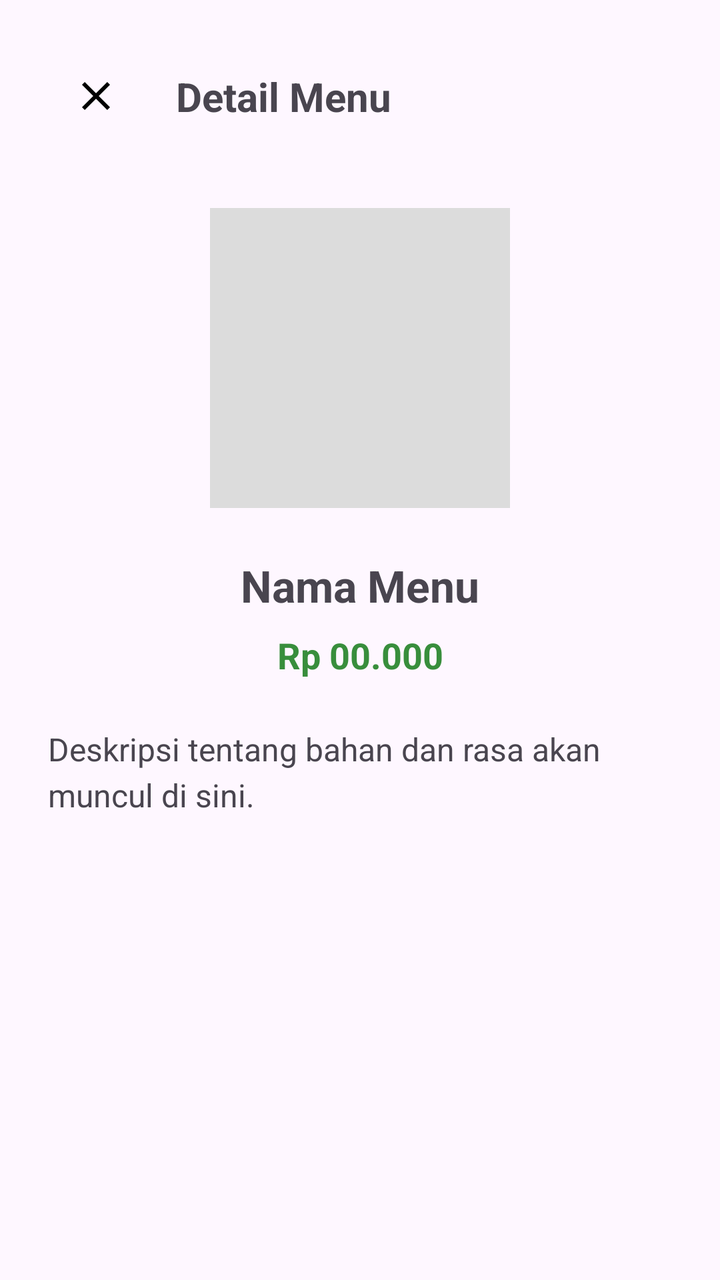
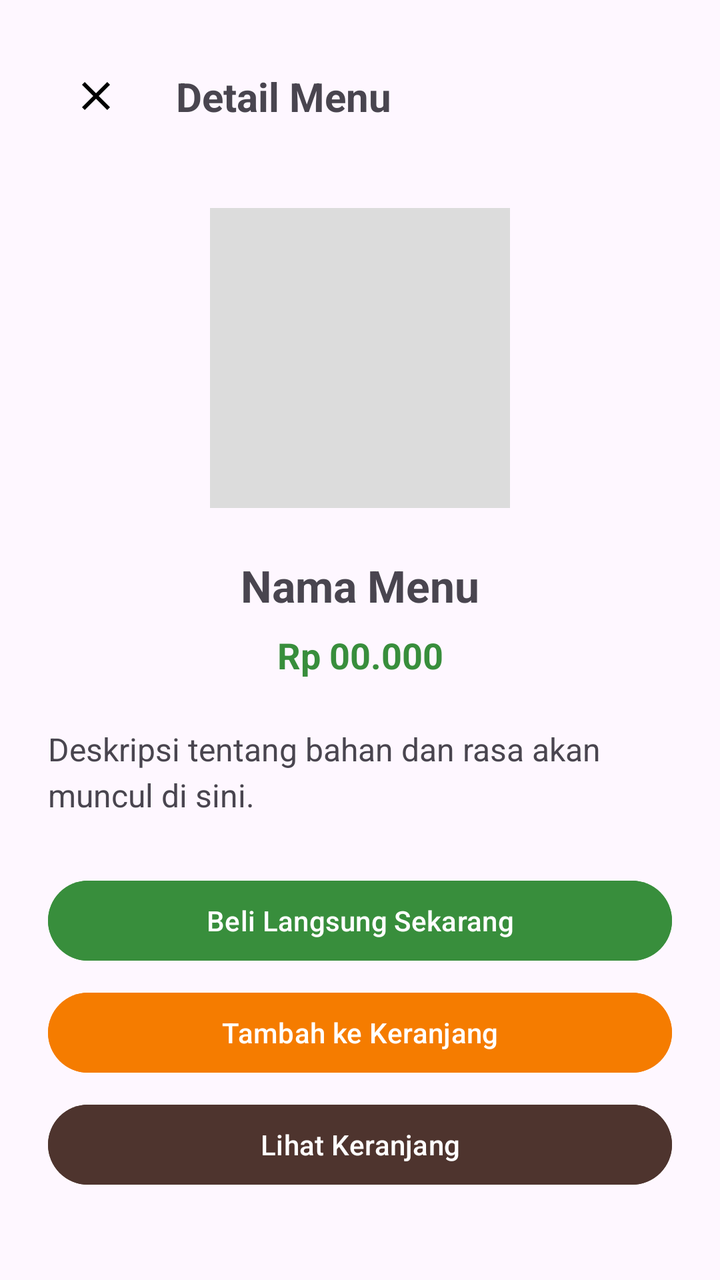

The first picture is an Android layout as it rendered before a commit; the second is the same layout after the commit. The layout source and the unified diff follow.
<!-- AndroidManifest.xml: application theme Theme.MartabakDanTerangBulan -->
<!-- res/layout/activity_info.xml -->
<?xml version="1.0" encoding="utf-8"?>
<androidx.constraintlayout.widget.ConstraintLayout
    xmlns:android="http://schemas.android.com/apk/res/android"
    xmlns:app="http://schemas.android.com/apk/res-auto"
    android:layout_width="match_parent"
    android:layout_height="match_parent"
    android:padding="24dp">

    <ImageButton
        android:id="@+id/btnBackInfo"
        android:layout_width="48dp"
        android:layout_height="48dp"
        android:src="@drawable/ic_back_arrow"
        android:background="?attr/selectableItemBackgroundBorderless"
        app:tint="#000000"
        app:layout_constraintTop_toTopOf="parent"
        app:layout_constraintStart_toStartOf="parent" />

    <TextView
        android:id="@+id/tvInfoLabel"
        android:layout_width="wrap_content"
        android:layout_height="wrap_content"
        android:text="Detail Menu"
        android:textSize="20sp"
        android:textStyle="bold"
        android:layout_marginStart="16dp"
        app:layout_constraintTop_toTopOf="@id/btnBackInfo"
        app:layout_constraintBottom_toBottomOf="@id/btnBackInfo"
        app:layout_constraintStart_toEndOf="@id/btnBackInfo" />

    <ImageView
        android:id="@+id/ivInfoGambar"
        android:layout_width="150dp"
        android:layout_height="150dp"
        android:layout_marginTop="32dp"
        android:background="#DCDCDC"
        app:layout_constraintTop_toBottomOf="@id/btnBackInfo"
        app:layout_constraintStart_toStartOf="parent"
        app:layout_constraintEnd_toEndOf="parent" />

    <TextView
        android:id="@+id/tvInfoNamaMenu"
        android:layout_width="match_parent"
        android:layout_height="wrap_content"
        android:text="Nama Menu"
        android:textSize="22sp"
        android:textStyle="bold"
        android:textAlignment="center"
        android:layout_marginTop="24dp"
        app:layout_constraintTop_toBottomOf="@id/ivInfoGambar" />

    <TextView
        android:id="@+id/tvInfoHargaMenu"
        android:layout_width="match_parent"
        android:layout_height="wrap_content"
        android:text="Rp 00.000"
        android:textSize="18sp"
        android:textColor="#388E3C"
        android:textStyle="bold"
        android:textAlignment="center"
        android:layout_marginTop="8dp"
        app:layout_constraintTop_toBottomOf="@id/tvInfoNamaMenu" />

    <TextView
        android:id="@+id/tvInfoDeskripsi"
        android:layout_width="match_parent"
        android:layout_height="wrap_content"
        android:text="Deskripsi tentang bahan dan rasa akan muncul di sini."
        android:textSize="16sp"
        android:layout_marginTop="24dp"
        android:lineSpacingExtra="4dp"
        app:layout_constraintTop_toBottomOf="@id/tvInfoHargaMenu" />

</androidx.constraintlayout.widget.ConstraintLayout>
<!-- resources referenced by this layout -->
<resources>
  <!-- drawable ic_back_arrow (drawable) -->
  <?xml version="1.0" encoding="utf-8"?>
  <vector xmlns:android="http://schemas.android.com/apk/res/android"
      android:width="24dp"
      android:height="24dp"
      android:viewportWidth="24"
      android:viewportHeight="24"
      android:tint="#000000">
      <path
          android:fillColor="@android:color/white"
          android:pathData="M19,6.41L17.59,5 12,10.59 6.41,5 5,6.41 10.59,12 5,17.59 6.41,19 12,13.41 17.59,19 19,17.59 13.41,12z" />
  </vector>
  <style name="Theme.MartabakDanTerangBulan" parent="Base.Theme.MartabakDanTerangBulan" />
  <style name="Base.Theme.MartabakDanTerangBulan" parent="Theme.Material3.DayNight.NoActionBar">
          
          
      </style>
</resources>

<!-- the commit's change to res/layout/activity_info.xml (unified diff, before → after) -->
@@ -71,4 +71,40 @@
         android:lineSpacingExtra="4dp"
         app:layout_constraintTop_toBottomOf="@id/tvInfoHargaMenu" />
 
+    <LinearLayout
+        android:layout_width="match_parent"
+        android:layout_height="wrap_content"
+        android:orientation="vertical"
+        android:layout_marginTop="32dp"
+        android:layout_marginBottom="24dp"
+        app:layout_constraintTop_toBottomOf="@id/tvInfoDeskripsi"
+        app:layout_constraintBottom_toBottomOf="parent">
+
+        <Button
+            android:id="@+id/btnBeliLangsung"
+            android:layout_width="match_parent"
+            android:layout_height="wrap_content"
+            android:text="Beli Langsung Sekarang"
+            android:backgroundTint="#388E3C"
+            android:textColor="@color/white"
+            android:layout_marginBottom="8dp"/>
+
+        <Button
+            android:id="@+id/btnTambahKeranjang"
+            android:layout_width="match_parent"
+            android:layout_height="wrap_content"
+            android:text="Tambah ke Keranjang"
+            android:backgroundTint="@color/orange_primary"
+            android:textColor="@color/white"
+            android:layout_marginBottom="8dp"/>
+
+        <Button
+            android:id="@+id/btnLihatKeranjang"
+            android:layout_width="match_parent"
+            android:layout_height="wrap_content"
+            android:text="Lihat Keranjang"
+            android:backgroundTint="#4E342E"
+            android:textColor="@color/white" />
+    </LinearLayout>
+
 </androidx.constraintlayout.widget.ConstraintLayout>
<!-- resource entries referenced after the edit -->
@@ -1,5 +1,7 @@
 <!-- resources referenced by this layout -->
 <resources>
+  <color name="orange_primary">#F57C00</color>
+  <color name="white">#FFFFFFFF</color>
   <!-- drawable ic_back_arrow (drawable) -->
   <?xml version="1.0" encoding="utf-8"?>
   <vector xmlns:android="http://schemas.android.com/apk/res/android"
